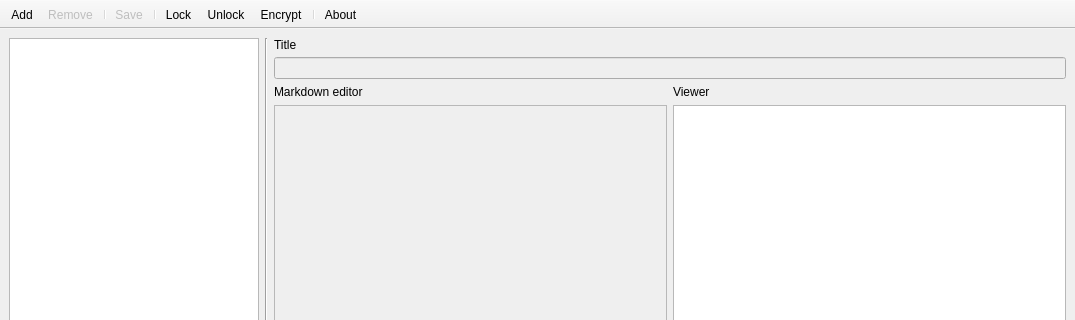
First picture: the form in src/frames/mainwindow.ui, repository mojitaurelie/TaskNote, before the edit; both pictures show x 0 to 1075 and y 0 to 320 of the 1075 by 710 pixel window.
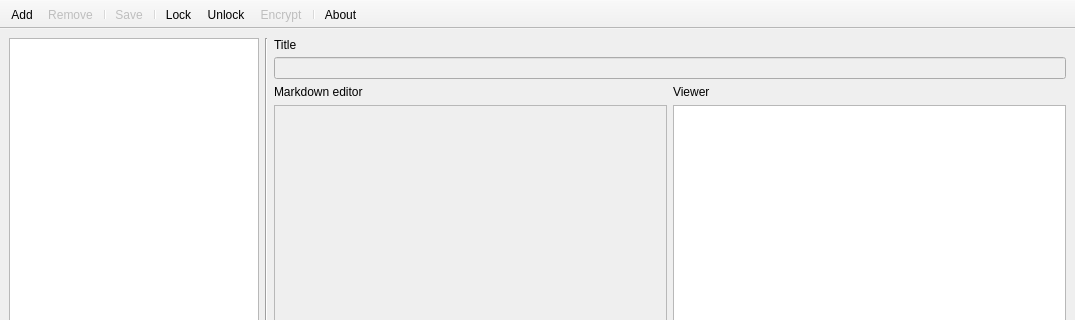
Second picture: the form after the edit. Icons and pictures are not drawn.

The edit to the form file:
```diff
--- a/src/frames/mainwindow.ui
+++ b/src/frames/mainwindow.ui
@@ -222,6 +222,9 @@
    </property>
   </action>
   <action name="actionEncrypt">
+   <property name="enabled">
+    <bool>false</bool>
+   </property>
    <property name="icon">
     <iconset resource="../../icons.qrc">
      <normaloff>:/icon/resources/outline_shield_black_48dp.png</normaloff>:/icon/resources/outline_shield_black_48dp.png</iconset>
```
